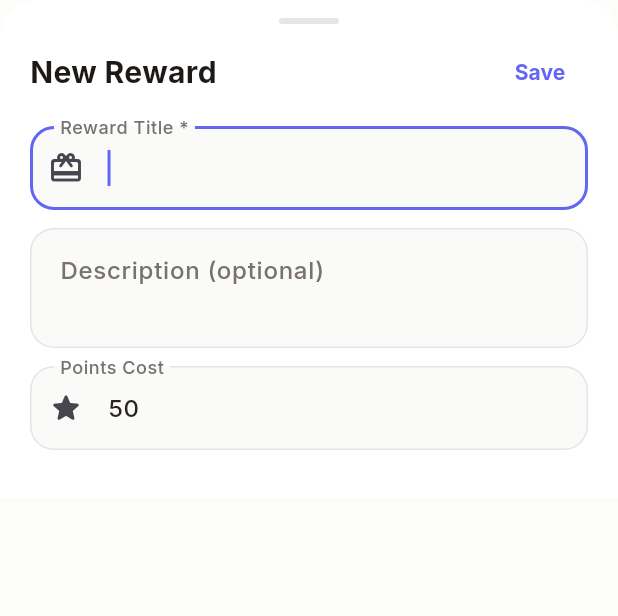
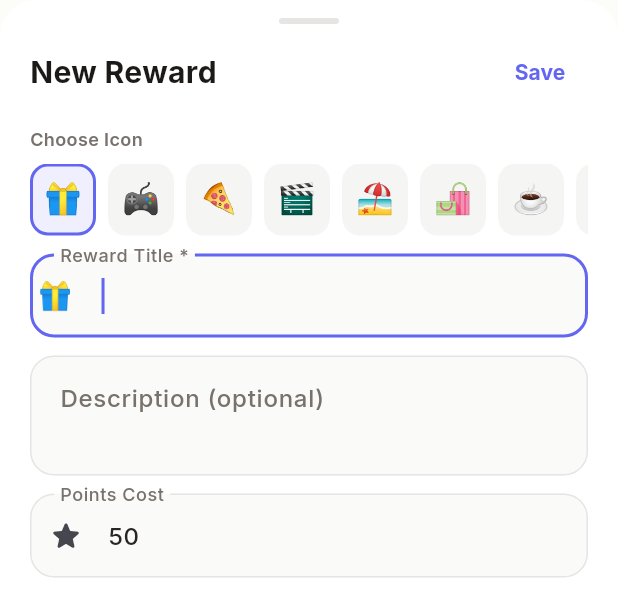
Before and after one commit to mrmrslobos/lobo-hub-flutter, a Flutter app: the _RewardFormSheet widget shown alone on an empty page, opened directly, on a phone screen of 412 x 824 dp. Shown: the top 616 px of the screen. Run offline on Flutter 3.47's test engine with Material 3 defaults, Android fonts, the phone set to English and light mode, and no system bars; our stand-ins replace go_router, image_picker, shared_preferences, supabase_flutter, table_calendar; accounts and stored records are empty.

Commit message:
Expand rewards screen with leaderboard, redemption tab, and icon picker
Adds points leaderboard strip, my-points banner, redeemed-tab view,
owner-only FAB, emoji icon picker in the add-reward form, and
confirmation dialog on redemption.

https://claude.ai/code/session_01LayfJNZeKCznmEQ7EsSoDr

```diff
--- a/lib/screens/rewards/rewards_screen.dart
+++ b/lib/screens/rewards/rewards_screen.dart
@@ -32,6 +32,29 @@ class _RewardsScreenState extends State<RewardsScreen> with SingleTickerProvider
   }
 
   Future<void> _redeemReward(Reward reward, String userId) async {
+    // Confirmation dialog
+    final confirmed = await showDialog<bool>(
+      context: context,
+      builder: (ctx) => AlertDialog(
+        title: const Text('Redeem Reward?'),
+        content: Text(
+          'Redeem "${reward.title}" for ${reward.pointCost} points?',
+        ),
+        actions: [
+          TextButton(
+            onPressed: () => Navigator.pop(ctx, false),
+            child: const Text('Cancel'),
+          ),
+          ElevatedButton(
+            onPressed: () => Navigator.pop(ctx, true),
+            style: ElevatedButton.styleFrom(backgroundColor: AppTheme.success),
+            child: const Text('Redeem 🎉'),
+          ),
+        ],
+      ),
+    );
+    if (confirmed != true) return;
+
     final provider = context.read<AppProvider>();
     final db = provider.db;
     final updated = db.rewards.map((r) {
@@ -50,7 +73,7 @@ class _RewardsScreenState extends State<RewardsScreen> with SingleTickerProvider
     await provider.saveAndSync(db.copyWith(rewards: updated));
     if (mounted) {
       ScaffoldMessenger.of(context).showSnackBar(SnackBar(
-        content: Text('${reward.title} redeemed!'),
+        content: Text('${reward.title} redeemed! 🎉'),
         backgroundColor: AppTheme.success,
       ));
     }
@@ -97,12 +120,19 @@ class _RewardsScreenState extends State<RewardsScreen> with SingleTickerProvider
 
     final myRedemptions = rewards.where((r) => r.redeemedBy.contains(user.id)).toList();
 
+    final isOwner = user.id == family.ownerId;
+
     return Scaffold(
       drawer: const AppDrawer(),
-      floatingActionButton: FloatingActionButton(
-        onPressed: _showAddRewardSheet,
-        child: const Icon(Icons.add_rounded),
-      ),
+      floatingActionButton: isOwner
+          ? FloatingActionButton.extended(
+              onPressed: _showAddRewardSheet,
+              icon: const Icon(Icons.add_rounded),
+              label: const Text('Add Reward',
+                  style: TextStyle(
+                      fontFamily: 'Inter', fontWeight: FontWeight.w700)),
+            )
+          : null,
       body: NestedScrollView(
         headerSliverBuilder: (context, _) => [
           SliverAppBar(
@@ -349,8 +379,14 @@ class _RewardFormSheetState extends State<_RewardFormSheet> {
   final _titleCtrl = TextEditingController();
   final _descCtrl = TextEditingController();
   final _costCtrl = TextEditingController(text: '50');
+  String _selectedIcon = '🎁';
   bool _isSaving = false;
   final _uuid = const Uuid();
+
+  static const _iconOptions = [
+    '🎁', '🎮', '🍕', '🎬', '🏖️', '🛍️', '☕', '🍦', '🎯', '🏆',
+    '💆', '🎤', '🎲', '📱', '🎵', '🌟', '🍫', '🚗', '✈️', '🏠',
+  ];
 
   @override
   void dispose() {
@@ -364,10 +400,12 @@ class _RewardFormSheetState extends State<_RewardFormSheet> {
     if (_titleCtrl.text.trim().isEmpty) return;
     setState(() => _isSaving = true);
     final provider = context.read<AppProvider>();
+    // Prepend icon to title since model has no icon field
+    final titleWithIcon = '$_selectedIcon ${_titleCtrl.text.trim()}';
     final reward = Reward(
       id: _uuid.v4(),
       familyId: provider.activeFamily!.id,
-      title: _titleCtrl.text.trim(),
+      title: titleWithIcon,
       description: _descCtrl.text.trim().isEmpty ? null : _descCtrl.text.trim(),
       pointCost: int.tryParse(_costCtrl.text) ?? 50,
       redeemedBy: [],
@@ -398,14 +436,60 @@ class _RewardFormSheetState extends State<_RewardFormSheet> {
             ),
           ]),
           const SizedBox(height: 12),
-          TextField(controller: _titleCtrl, autofocus: true, textCapitalization: TextCapitalization.sentences,
-              decoration: const InputDecoration(labelText: 'Reward Title *', prefixIcon: Icon(Icons.card_giftcard_rounded))),
+          // Icon picker
+          Align(
+            alignment: Alignment.centerLeft,
+            child: Text('Choose Icon', style: const TextStyle(fontFamily: 'Inter', fontSize: 12, fontWeight: FontWeight.w600, color: AppTheme.stone500)),
+          ),
+          const SizedBox(height: 8),
+          SizedBox(
+            height: 48,
+            child: ListView(
+              scrollDirection: Axis.horizontal,
+              children: _iconOptions.map((icon) {
+                final selected = _selectedIcon == icon;
+                return GestureDetector(
+                  onTap: () => setState(() => _selectedIcon = icon),
+                  child: AnimatedContainer(
+                    duration: const Duration(milliseconds: 150),
+                    margin: const EdgeInsets.only(right: 8),
+                    width: 44,
+                    height: 44,
+                    decoration: BoxDecoration(
+                      color: selected ? AppTheme.primary.withOpacity(0.1) : AppTheme.stone100,
+                      borderRadius: BorderRadius.circular(12),
+                      border: Border.all(color: selected ? AppTheme.primary : Colors.transparent, width: 2),
+                    ),
+                    child: Center(child: Text(icon, style: const TextStyle(fontSize: 20))),
+                  ),
+                );
+              }).toList(),
+            ),
+          ),
           const SizedBox(height: 12),
-          TextField(controller: _descCtrl, maxLines: 2, textCapitalization: TextCapitalization.sentences,
-              decoration: const InputDecoration(labelText: 'Description (optional)', alignLabelWithHint: true)),
+          TextField(
+            controller: _titleCtrl,
+            autofocus: true,
+            textCapitalization: TextCapitalization.sentences,
+            decoration: InputDecoration(
+              labelText: 'Reward Title *',
+              prefixIcon: Text(' $_selectedIcon ', style: const TextStyle(fontSize: 18)),
+              prefixIconConstraints: const BoxConstraints(minWidth: 44),
+            ),
+          ),
           const SizedBox(height: 12),
-          TextField(controller: _costCtrl, keyboardType: TextInputType.number,
-              decoration: const InputDecoration(labelText: 'Points Cost', prefixIcon: Icon(Icons.star_rounded))),
+          TextField(
+            controller: _descCtrl,
+            maxLines: 2,
+            textCapitalization: TextCapitalization.sentences,
+            decoration: const InputDecoration(labelText: 'Description (optional)', alignLabelWithHint: true),
+          ),
+          const SizedBox(height: 12),
+          TextField(
+            controller: _costCtrl,
+            keyboardType: TextInputType.number,
+            decoration: const InputDecoration(labelText: 'Points Cost', prefixIcon: Icon(Icons.star_rounded)),
+          ),
         ]),
       ),
     );
```
